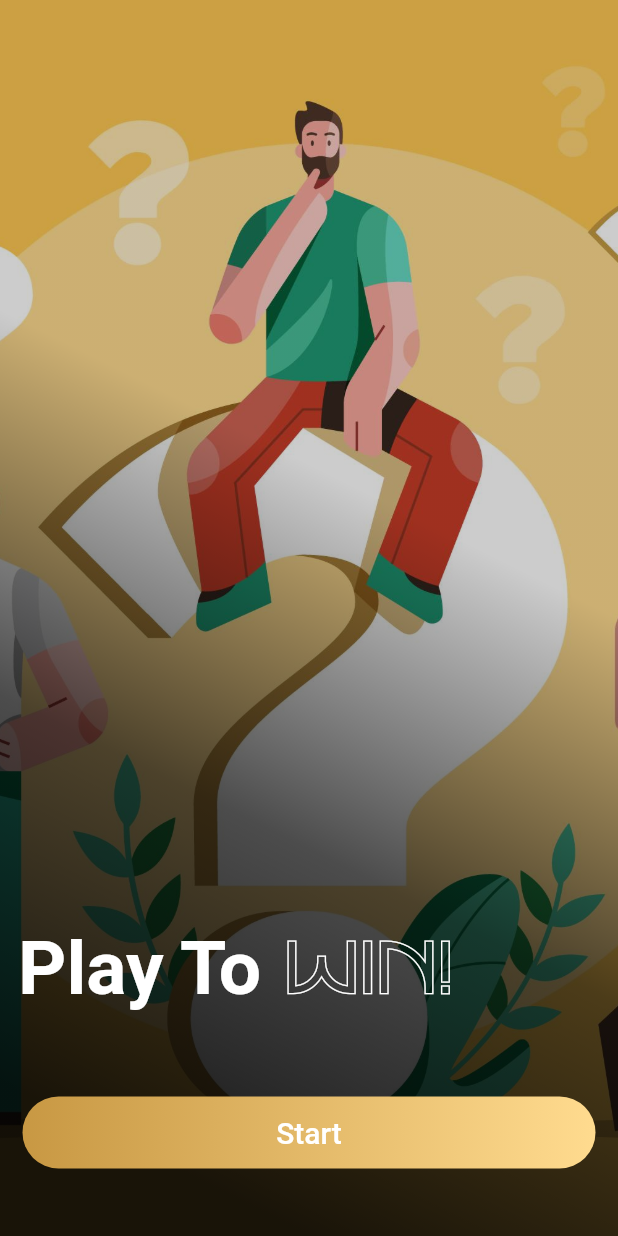
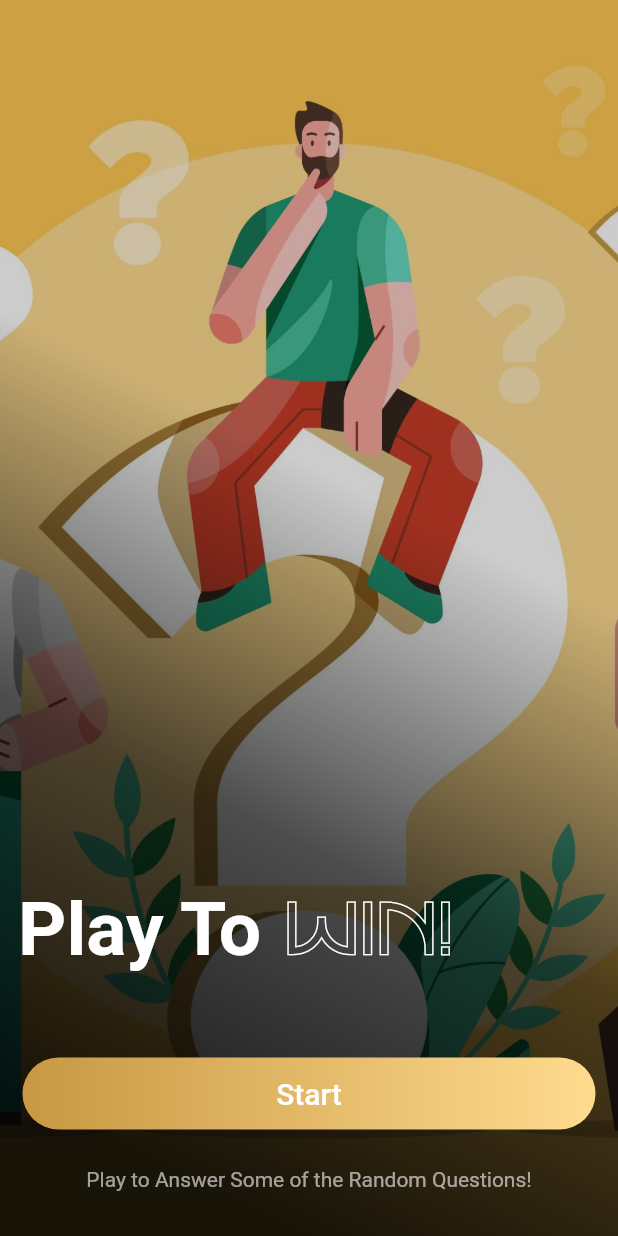
Before and after one commit to Prabhneet-Web/QuizApp, a Flutter app: the screen it shows after launch, on a phone screen of 412 x 824 dp. Run offline on Flutter 3.47's test engine with Material 2 defaults, Android fonts, the phone set to English and light mode, and no system bars; drawn by our look-alikes of animated_text_kit; our stand-ins replace page_transition.

Commit message:
Changes done to the HomePage.

```diff
--- a/lib/pages/homePage.dart
+++ b/lib/pages/homePage.dart
@@ -56,7 +56,7 @@ class _HomePageState extends State<HomePage> with TickerProviderStateMixin {
           ])),
           child: Column(
             mainAxisAlignment: MainAxisAlignment.end,
-            crossAxisAlignment: CrossAxisAlignment.start,
+            crossAxisAlignment: CrossAxisAlignment.center,
             children: [
               Row(
                 children: [
@@ -104,9 +104,14 @@ class _HomePageState extends State<HomePage> with TickerProviderStateMixin {
                   ),
                 ),
               ),
-              SizedBox(
-                height: 30,
-              )
+              const SizedBox(
+                height: 10,
+              ),
+              Text(
+                "Play to Answer Some of the Random Questions!",
+                style: TextStyle(color: Colors.white60),
+              ),
+              const SizedBox(height: 30)
             ],
           )),
     ));
```
